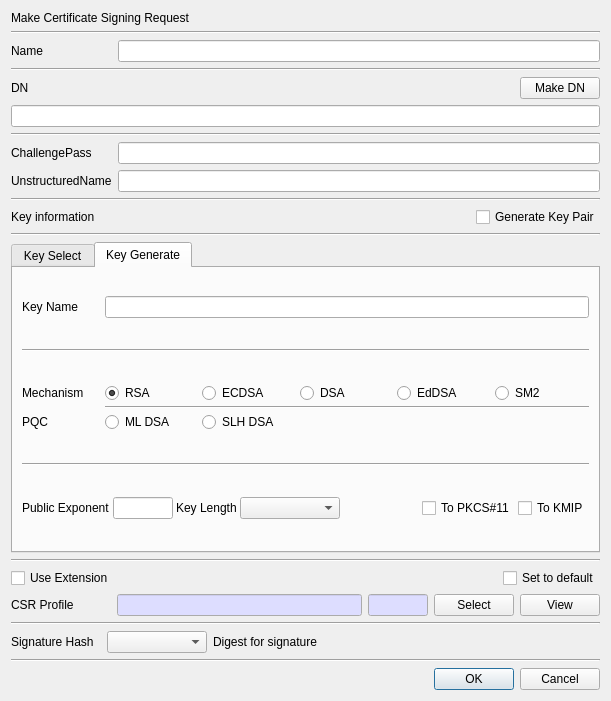
Old version of the form CertMan/make_req_dlg.ui in the repository jykim74/CertMan.
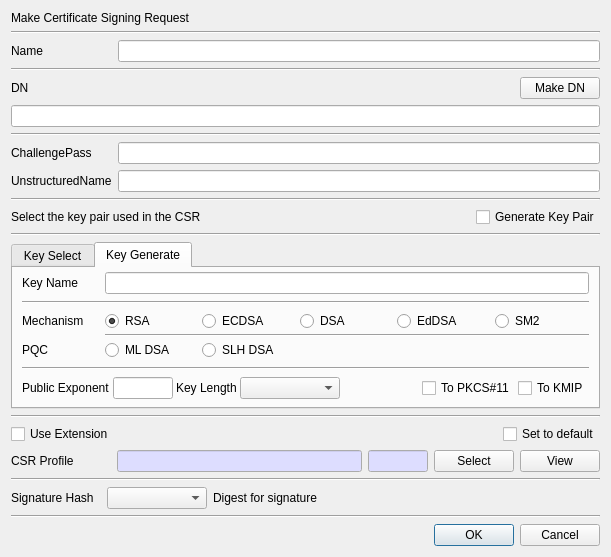
New version of the form.

```diff
--- a/CertMan/make_req_dlg.ui
+++ b/CertMan/make_req_dlg.ui
@@ -7,7 +7,7 @@
     <x>0</x>
     <y>0</y>
     <width>611</width>
-    <height>701</height>
+    <height>557</height>
    </rect>
   </property>
   <property name="windowTitle">
@@ -150,7 +150,7 @@
      <item row="0" column="0">
       <widget class="QLabel" name="label_4">
        <property name="text">
-        <string>Key information</string>
+        <string>Select the key pair used in the CSR</string>
        </property>
       </widget>
      </item>
```
